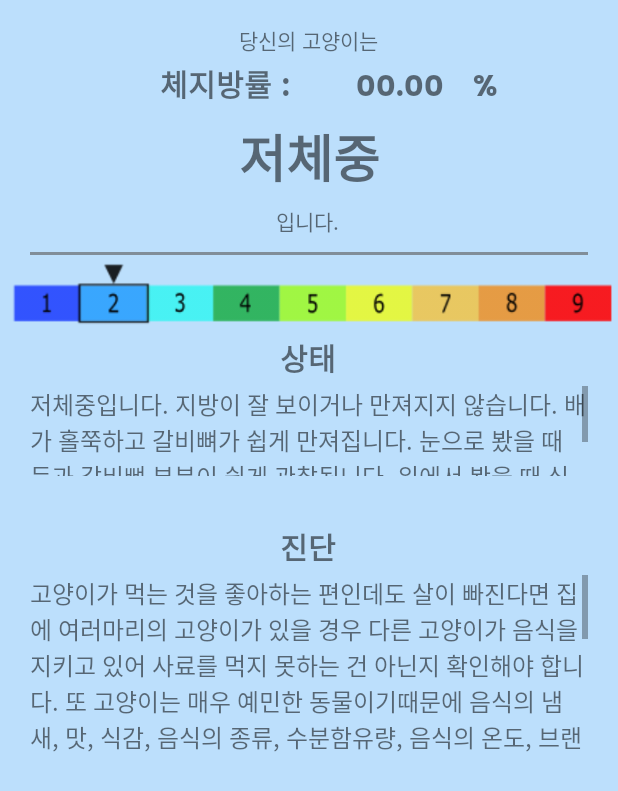
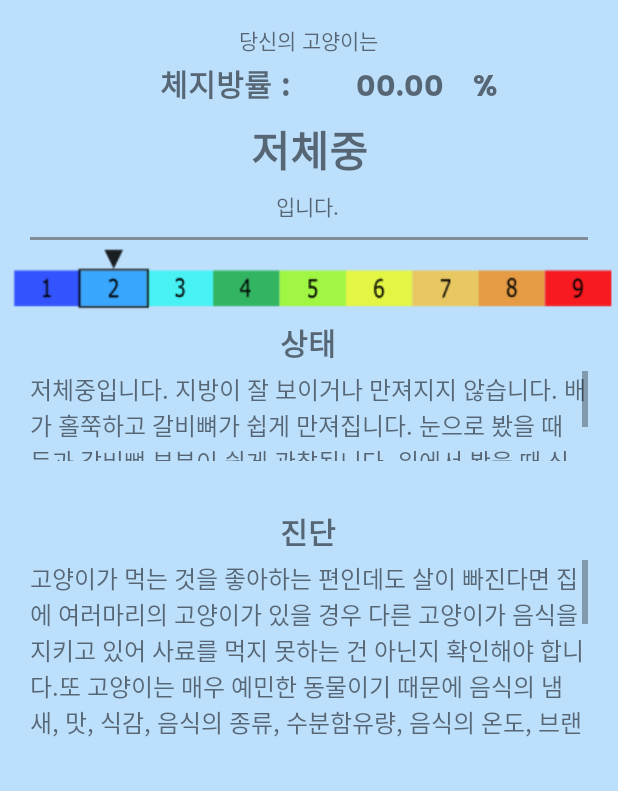
Before and after one commit to BIKMIM/Cat_Body, an Android app: the ResultActivity2 screen opened directly, with no data from a screen before it, on a phone screen of 412 x 824 dp. Shown: the top 791 px of the screen. Run offline under Robolectric (Android 15) with nearby library versions, the phone set to English and light mode, and no system bars; our stand-ins replace AdMob.

Commit message:
냥바디 v0.6 구글 플레이스토어에 출시 완료. v0.3때. 다국어 지원(영어) 스크립트 업데이트. 다국어 지원용 썸네일 수정 다크모드 일부 버그 수정

```diff
--- a/app/src/main/java/com/bikmim/cat_body/SplashActivity.kt
+++ b/app/src/main/java/com/bikmim/cat_body/SplashActivity.kt
@@ -25,15 +25,15 @@ class SplashActivity : AppCompatActivity() {
             val mDialogView = LayoutInflater.from(this).inflate(R.layout.readme, null)
             val mBuilder = AlertDialog.Builder(this)
                 .setView(mDialogView)
-                .setTitle("주의 사항")
+                .setTitle(R.string.warning)
             val intent = Intent(this, MainActivity::class.java)
 
             mBuilder.apply {
-                setPositiveButton("예",
+                setPositiveButton(R.string.readmeYes,
                     DialogInterface.OnClickListener { dialog, id ->
                         startActivity(intent)
                     })
-                setNegativeButton("아니오",
+                setNegativeButton(R.string.readmeNo,
                     DialogInterface.OnClickListener { dialog, id ->
                         // User cancelled the dialog
                     })
--- a/app/src/main/res/layout/activity_result1.xml
+++ b/app/src/main/res/layout/activity_result1.xml
@@ -72,7 +72,7 @@
         android:layout_marginTop="4dp"
         android:fontFamily="@font/poppins_bold"
         android:text="@string/SeverelyUnderweight"
-        android:textSize="34sp"
+        android:textSize="28sp"
         app:layout_constraintEnd_toEndOf="parent"
         app:layout_constraintStart_toStartOf="parent"
         app:layout_constraintTop_toBottomOf="@+id/tv1_fbmi" />
--- a/app/src/main/res/layout/activity_result2.xml
+++ b/app/src/main/res/layout/activity_result2.xml
@@ -74,7 +74,7 @@
         android:layout_marginTop="4dp"
         android:fontFamily="@font/poppins_bold"
         android:text="@string/Underweight"
-        android:textSize="34sp"
+        android:textSize="28sp"
         app:layout_constraintEnd_toEndOf="parent"
         app:layout_constraintStart_toStartOf="parent"
         app:layout_constraintTop_toBottomOf="@+id/tv2_fbmi" />
--- a/app/src/main/res/layout/activity_result3.xml
+++ b/app/src/main/res/layout/activity_result3.xml
@@ -73,7 +73,7 @@
         android:layout_marginTop="4dp"
         android:fontFamily="@font/poppins_bold"
         android:text="@string/TooThin"
-        android:textSize="34sp"
+        android:textSize="28sp"
         app:layout_constraintEnd_toEndOf="parent"
         app:layout_constraintStart_toStartOf="parent"
         app:layout_constraintTop_toBottomOf="@+id/tv3_fbmi" />
--- a/app/src/main/res/layout/activity_result4.xml
+++ b/app/src/main/res/layout/activity_result4.xml
@@ -73,7 +73,7 @@
         android:layout_marginTop="4dp"
         android:fontFamily="@font/poppins_bold"
         android:text="@string/Ideal"
-        android:textSize="34sp"
+        android:textSize="28sp"
         app:layout_constraintEnd_toEndOf="parent"
         app:layout_constraintStart_toStartOf="parent"
         app:layout_constraintTop_toBottomOf="@+id/tv4_fbmi" />
--- a/app/src/main/res/layout/activity_result5.xml
+++ b/app/src/main/res/layout/activity_result5.xml
@@ -73,7 +73,7 @@
         android:layout_marginTop="4dp"
         android:fontFamily="@font/poppins_bold"
         android:text="@string/Ideal"
-        android:textSize="34sp"
+        android:textSize="28sp"
         app:layout_constraintEnd_toEndOf="parent"
         app:layout_constraintStart_toStartOf="parent"
         app:layout_constraintTop_toBottomOf="@+id/tv5_fbmi" />
--- a/app/src/main/res/layout/activity_result6.xml
+++ b/app/src/main/res/layout/activity_result6.xml
@@ -73,7 +73,7 @@
         android:layout_marginTop="4dp"
         android:fontFamily="@font/poppins_bold"
         android:text="@string/AboveIdeal"
-        android:textSize="34sp"
+        android:textSize="28sp"
         app:layout_constraintEnd_toEndOf="parent"
         app:layout_constraintStart_toStartOf="parent"
         app:layout_constraintTop_toBottomOf="@+id/tv6_fbmi" />
--- a/app/src/main/res/layout/activity_result7.xml
+++ b/app/src/main/res/layout/activity_result7.xml
@@ -73,7 +73,7 @@
         android:layout_marginTop="4dp"
         android:fontFamily="@font/poppins_bold"
         android:text="@string/Overweight"
-        android:textSize="34sp"
+        android:textSize="28sp"
         app:layout_constraintEnd_toEndOf="parent"
         app:layout_constraintHorizontal_bias="0.497"
         app:layout_constraintStart_toStartOf="parent"
--- a/app/src/main/res/layout/activity_result8.xml
+++ b/app/src/main/res/layout/activity_result8.xml
@@ -74,7 +74,7 @@
         android:layout_marginTop="4dp"
         android:fontFamily="@font/poppins_bold"
         android:text="@string/Obese"
-        android:textSize="34sp"
+        android:textSize="28sp"
         app:layout_constraintEnd_toEndOf="parent"
         app:layout_constraintStart_toStartOf="parent"
         app:layout_constraintTop_toBottomOf="@+id/tv8_fbmi" />
--- a/app/src/main/res/layout/activity_result9.xml
+++ b/app/src/main/res/layout/activity_result9.xml
@@ -74,7 +74,7 @@
         android:layout_marginTop="4dp"
         android:fontFamily="@font/poppins_bold"
         android:text="@string/SeverelyObese"
-        android:textSize="34sp"
+        android:textSize="28sp"
         app:layout_constraintEnd_toEndOf="parent"
         app:layout_constraintStart_toStartOf="parent"
         app:layout_constraintTop_toBottomOf="@+id/tv9_fbmi" />
--- a/app/src/main/res/values-night/themes.xml
+++ b/app/src/main/res/values-night/themes.xml
@@ -3,6 +3,7 @@
     <style name="Theme.Cat_body" parent="Theme.MaterialComponents.DayNight.DarkActionBar">
         <!-- Primary brand color. -->
         <item name="windowNoTitle">true</item>
+        <item name="colorSurface">@color/Surface</item>
         <item name="colorPrimary">@color/Primary</item>
         <item name="colorPrimaryVariant">@color/PrimaryVariant</item>
         <item name="colorOnPrimary">@color/OnPrimary</item>
--- a/app/src/main/res/values/strings.xml
+++ b/app/src/main/res/values/strings.xml
@@ -5,7 +5,9 @@
     <string name="app_name">냥바디</string>
     <string name="main_measure_body_comment">몸둘레와 다리길이를 측정 해 주세요</string>
     <string name="body_measure">몸 둘레</string>
+    <string name="body_measure_text">몸둘레 측정</string>
     <string name="leg_measure">다리 길이</string>
+    <string name="leg_measure_text">다리길이 측정</string>
     <string name="centimeter">Cm</string>
     <string name="calculation">계산하기</string>
 
@@ -16,8 +18,12 @@
     <string name="bodyMeasureTooltipText">9번째 갈비뼈를 기준으로 몸둘레를 측정해야 정확하지만, 고양이가 서 있을 때 몸에서 가장 두꺼운 부분을 측정하셔도 괜찮습니다.</string>
     <string name="legMeasureTooltipText">무릎부터 뒷발목까지의 정강이뼈 길이를 측정해야 정확합니다. 고양이가 앉을 때 땅에 닿는 부분이 아닙니다. 만약 고양이가 자꾸 움직여서 측정하기 어려울 경우 옆으로 누워 있거나 잠잘 때 측정하면 편합니다. </string>
     <string name="readmeText">이후에 등장하는 모든 내용은 참고용으로만 사용하시고, 의학적인 최종 판단은 반드시 의사 또는 전문가와 상담하시기 바랍니다.</string>
+    <string name="warning">주의 사항</string>
     <string name="readmeYes">예</string>
     <string name="readmeNo">아니오</string>
+    <string name="fillBlank">값을 입력 해 주세요</string>
+    <string name="resultIs">결과는</string>
+
 
 
 
@@ -48,96 +54,30 @@
         눈으로 봤을 때 등과 갈비뼈 부분이 쉽게 관찰됩니다. 위에서 봤을 때 심하게 마른 느낌이 듭니다.</string>
     <string name="tv3_status_text">마른 상태입니다. 지방이 아주 약간 보이는 상태입니다. 배가 홀쭉하고 갈비뼈가 쉽게 만져집니다.
         눈으로 봤을 때 갈비뼈를 제외한 부분의 뼈는 잘 보이지 않습니다. 위에서 봤을 때 허리가 잘록합니다.</string>
-    <string name="tv4_status_text">균형이 잘 잡힌 이상적인 체중입니다. 배는 평평하고 약간의 지방이 있습니다.
-        손으로 만지면 갈비뼈가 느껴집니다. 위에서 봤을 때 허리의 위치가 확인됩니다.</string>
+    <string name="tv4_status_text">균형이 잘 잡힌 이상적인 체중입니다. 배는 평평하고 약간의 지방이 있습니다. 손으로 만지면 갈비뼈가 느껴집니다. 위에서 봤을 때 허리의 위치가 확인됩니다.</string>
     <string name="tv5_status_text">균형이 잘 잡힌 이상적인 체중입니다. 배에는 약간의 지방이 있어서 조금 아래로 내려와
         있지만 심하지 않습니다. 손으로 만지면 갈비뼈가 느껴집니다.위에서 봤을 때 허리의 위치가 확인됩니다.</string>
-    <string name="tv6_status_text">약간 통통하게 느껴지는 체중입니다. 조금 과도한 지방과 함께 힘들게 갈비뼈가 만져집니다.
-        배는 지방이 많아서 아래로 어느정도 내려와 있습니다. 위에서 봤을 때 허리의 굴곡이 없습니다.</string>
-    <string name="tv7_status_text">과체중입니다. 지방이 두꺼워서 갈비뼈를 만지기가 힘듭니다. 배는 지방이 많아서 아래로 많이
-        내려와 있습니다. 위에서 봤을 때 허리부분이 둥글게 나와 있습니다.  </string>
-    <string name="tv8_status_text">비만입니다. 지방이 많이 쌓여서 더이상 갈비뼈는 만져지지 않습니다. 배에 지방이 과도하게 많아서
-        아래로 심하게 내려와 있고 걸을 때 출렁입니다. 위에서 봤을 때 허리부분이 많이 둥글게 나와 있습니다. </string>
-    <string name="tv9_status_text">심각한 비만입니다. 지방이 심각하게 쌓여서 갈비뼈가 전혀 만져지지 않습니다. 배에 지방이 과도하게
-        많아서 아래로 심하게 내려와 있고 걸을 때 바닥에 닿기도 합니다. 허리부분은 지방이 많이 쌓여 단단하고 둥글게 튀어 나와 있습니다.
-        얼굴에도 살이 찝니다.</string>
+    <string name="tv6_status_text">약간 통통하게 느껴지는 체중입니다. 조금 과도한 지방과 함께 힘들게 갈비뼈가 만져집니다. 배는 지방이 많아서 아래로 어느정도 내려와 있습니다. 위에서 봤을 때 허리의 굴곡이 없습니다.</string>
+    <string name="tv7_status_text">과체중입니다. 지방이 두꺼워서 갈비뼈를 만지기가 힘듭니다. 배는 지방이 많아서 아래로 많이 내려와 있습니다. 위에서 봤을 때 허리부분이 둥글게 나와 있습니다. </string>
+    <string name="tv8_status_text">비만입니다. 지방이 많이 쌓여서 더이상 갈비뼈는 만져지지 않습니다. 배에 지방이 과도하게 많아서 아래로 심하게 내려와 있고 걸을 때 출렁입니다. 위에서 봤을 때 허리부분이 많이 둥글게 나와 있습니다.</string>
+    <string name="tv9_status_text">심각한 비만입니다. 지방이 심각하게 쌓여서 갈비뼈가 전혀 만져지지 않습니다. 배에 지방이 과도하게 많아서 아래로 심하게 내려와 있고 걸을 때 바닥에 닿기도 합니다. 허리부분은 지방이 많이 쌓여 단단하고 둥글게 튀어 나와 있습니다. 얼굴에도 살이 찝니다.</string>
+
 
     <string name="Diagnosis">진단</string>
 
     <string name="tv1_diag_text">
-        많은 사람들이 고양이가 살찌는 것을 걱정하지만, 의도하지 않은 체중 감소도 심각한 문제가 될 수 있습니다.
-        고양이의 체중 감소 원인에 따라 식욕이 감소하거나 완전히 음식을 먹지 않을 수도 있습니다.
-        음식을 거부하는 거식증에 걸린 고양이는 간 지질증 또는 지방간이 발생할 수 있으며 건강에 매우 위험합니다.
-        하지만 고양이가 정상적인 양의 음식을 먹더라도 체중이 줄어들기도 합니다.
-        질병으로 인한 고양이의 체중 감소의 원인 중 하나는 당뇨병입니다.
-        당뇨병에 걸린 고양이는 식욕이 떨어지고 물을 과도하게 마시므로 평소보다 더 많은 소변을 봅니다.
-        아니면 고양이가 평소보다 더 많이 음식을 먹는 것을 관찰했지만 여전히 체중이 줄고 있다면 갑상선 기능 항진증일 수 있습니다.
-        갑상선 호르몬 수치를 증가시키는 갑상선의 양성 호르몬 생성 종양은 갑상선 기능 항진증을 유발할 것입니다.
-        나이가 10살 이상인 고양이는 갑상선 기능 항진증이 발병하기 쉽습니다.
-        또한 나이 든 고양이의 경우 집사님들이 생각하는 것보다 암에 걸리는 경우가 많이 있습니다.
-        나이 든 고양이의 약 30%가 암으로 사망한다는 연구결과도 있습니다.
-        암에 걸린 고양이가 저체중이 되는 것은 흔한 원인입니다.
-        이런저런 관찰만으로 고양이가 살이 빠지는 원인을 발견할 수 없다면, 고양이가 병에 걸렸을지도 모른다는 생각을 해야 합니다.
-        고양이는 강아지와는 다르게 아픈 것을 참고 숨기는 경향이 있습니다.
-        질병이 의심되는 경우 반드시 수의사를 방문해야 합니다.
+        많은 사람들이 고양이가 살찌는 것을 걱정하지만, 의도하지 않은 체중 감소도 심각한 문제가 될 수 있습니다. 고양이의 체중 감소 원인에 따라 식욕이 감소하거나 완전히 음식을 먹지 않을 수도 있습니다.음식을 거부하는 거식증에 걸린 고양이는 간 지질증 또는 지방간이 발생할 수 있으며 건강에 매우 위험합니다.하지만 고양이가 정상적인 양의 음식을 먹더라도 체중이 줄어들기도 합니다.질병으로 인한 고양이의 체중 감소의 원인 중 하나는 당뇨병입니다.당뇨병에 걸린 고양이는 식욕이 떨어지고 물을 과도하게 마시므로 평소보다 더 많은 소변을 봅니다.아니면 고양이가 평소보다 더 많이 음식을 먹는 것을 관찰했지만 여전히 체중이 줄고 있다면 갑상선 기능 항진증일 수 있습니다.갑상선 호르몬 수치를 증가시키는 갑상선의 양성 호르몬 생성 종양은 갑상선 기능 항진증을 유발할 것입니다.나이가 10살 이상인 고양이는 갑상선 기능 항진증이 발병하기 쉽습니다.또한 나이 든 고양이의 경우 집사님들이 생각하는 것보다 암에 걸리는 경우가 많이 있습니다.나이 든 고양이의 약 30%가 암으로 사망한다는 연구결과도 있습니다.암에 걸린 고양이가 저체중이 되는 것은 흔한 원인입니다.이런저런 관찰만으로 고양이가 살이 빠지는 원인을 발견할 수 없다면, 고양이가 병에 걸렸을지도 모른다는 생각을 해야 합니다.고양이는 강아지와는 다르게 아픈 것을 참고 숨기는 경향이 있습니다.질병이 의심되는 경우 반드시 수의사를 방문해야 합니다.
     </string>
     <string name="tv2_diag_text">
-        고양이가 먹는 것을 좋아하는 편인데도 살이 빠진다면 집에 여러마리의 고양이가 있을 경우 다른 고양이가 음식을 지키고 있어
-        사료를 먹지 못하는 건 아닌지 확인해야 합니다.
-        또 고양이는 매우 예민한 동물이기때문에 음식의 냄새, 맛, 식감, 음식의 종류, 수분함유량, 음식의 온도, 브랜드,
-        밥그릇의 위치나 주변에 화장실 또는 물그릇이 얼마나 가까운지 등 여러가지 이유로 인해 음식을 잘 먹지 않기도 합니다.
-        하지만 단순히 마른 정도가 아닌 저체중일 경우 질병의 가능성을 염두에 두어야 합니다.
-        치아흡수병변, 구내염, 충치, 구강 내 출혈, 통증, 상처, 골절 등 복합적인 구강질환으로 인해 음식을 제대로 먹지
-        못하는 것은 아닌지 확인이 필요합니다.
-        설명할 수 없는 체중 감소는 질병의 징후일 수 있습니다.
-        질병이 의심되는 경우 반드시 수의사를 방문해야 합니다.
+        고양이가 먹는 것을 좋아하는 편인데도 살이 빠진다면 집에 여러마리의 고양이가 있을 경우 다른 고양이가 음식을 지키고 있어 사료를 먹지 못하는 건 아닌지 확인해야 합니다.또 고양이는 매우 예민한 동물이기 때문에 음식의 냄새, 맛, 식감, 음식의 종류, 수분함유량, 음식의 온도, 브랜드, 밥그릇의 위치나 주변에 화장실 또는 물그릇이 얼마나 가까운지 등 여러가지 이유로 인해 음식을 잘 먹지 않기도 합니다.하지만 단순히 마른 정도가 아닌 저체중일 경우 질병의 가능성을 염두에 두어야 합니다.치아흡수병변, 구내염, 충치, 구강 내 출혈, 통증, 상처, 골절 등 복합적인 구강질환으로 인해 음식을 제대로 먹지못하는 것은 아닌지 확인이 필요합니다.설명할 수 없는 체중 감소는 질병의 징후일 수 있습니다.질병이 의심되는 경우 반드시 수의사를 방문해야 합니다.
 </string>
-    <string name="tv3_diag_text">마른 고양이의 두 가지 주요 원인은 음식을 충분히 섭취하지 않거나
-        섭취하는 양보다 더 많은 칼로리를 소비하는 것입니다.
-        불안, 스트레스 등 심리적으로 압박을 받는 반려묘는 음식을 잘 먹지 않아서 체중이 감소할 수 있습니다.
-        고양이는 예민한 동물이어서 다른 고양이, 집의 이사, 낯선 사람의 방문, 과도한 소음, 낯선 냄새, 거울, 밥그릇, 물그릇, 화장실의 위치,
-        지저분한 집, 변화된 집사의 퇴근시간까지 모든 사소한 것들에 스트레스를 받을 수 있습니다.
-        고양이는 규칙적인 일정에 따라 하루를 보내는 것을 좋아하고 어떤 변화라도 스트레스로 다가옵니다.
-        또는 너무 활동적인 고양이의 경우 입맛에 맞게 사료를 바꾸거나 사료의 양을 늘려서 체중 조절에 신경 써 주세요. </string>
-    <string name="tv4_diag_text">고양이가 현재 건강한 체중 상태 입니다. 행복한 고양이가 체중을 지금처럼 안정적으로 유지하기 위해
-        규칙적인 운동과 좋은 식사 습관을 계속 유지 해 주세요.</string>
-    <string name="tv5_diag_text">고양이가 현재 건강한 체중 상태 입니다. 행복한 고양이가 체중을 지금처럼 안정적으로 유지하기 위해
-        규칙적인 운동과 좋은 식사 습관을 계속 유지 해 주세요.</string>
-    <string name="tv6_diag_text">고양이가 약간 통통한 상태입니다. 체중이 계속 증가한다면 과체중이 되어 관절염, 심장병, 당뇨등의 질환이 발생할 수
-        있으므로 지금부터 관리하는 것이 중요합니다.고양이는 산책을 할 수 없기 때문에 실내에서 장난감으로 많이 놀아주고, 캣 타워를 이용하여 운동을
-        시켜주는 것이 좋습니다. 간식을 줄이는 것도 좋은 방법입니다.</string>
-    <string name="tv7_diag_text">고양이가 현재 과체중인 상태입니다. 건강관리의 기본은 사료량을 조절하는 방법입니다.
-        중성화를 했다면 살이 쉽게 찌기때문에 체중 조절을 위해 사료를 다이어트 사료로 바꾸어 주면 체중관리에 도움을 줄 수 있습니다.
-        고단백, 저탄수화물, 저지방의 사료를 섭취하게 되면 건강을 해치지 않고 체형을 조절할 수 있게 됩니다.
-        사람과 마찬가지로 비만은 여러가지 질병의 원인이 될 수 있기 때문에 체중조절이 필요합니다.
-        자율급식보다는 제한급식을 하는편이 좋고 고양이가 원할 때마다 원하는 만큼 사료를 먹는 것은 좋지 않습니다.
-        활동량이 부족한 고양이라면 집사님들이 충분히 시간을 들여서 함께 놀아주는 것도 좋은 방법입니다.
-        캣타워나, 캣휠, 다양한 장난감을 이용해서 질리지 않게 충분히 놀아주세요.
-        </string>
-    <string name="tv8_diag_text">고양이가 현재 비만인 상태입니다. 현재 사료 외에 간식을 많이 주고 있다면 간식도 줄여야 합니다.
-        간식은 적은 양일지라도 칼로리가 높습니다. 간식을 끊기 힘들다면 서서히 줄여가는 것이 좋습니다.
-        고양이의 비만은 고양이의 수명을 단축시키고 질병에 걸릴 가능성을 높입니다.
-        매일 봐와서 문제가 없는 수준이라고 생각할지 모르지만 이상적인 체중의 고양이에 비해서
-        과체중이거나 비만인 고양이는 8~12세에서 사망률이 2.8배나 증가하는 것으로 나타났습니다.
-        하지만 급격하게 살을 빼기 위해 음식 섭취를 과도하게 제한하면 지방간이 발생할 수 있습니다.
-        지방간은 길고양이들이나 유기묘들에게 많이 발생되는 질병인 만큼 위험하기 때문에 무조건 굶어서 다이어트를 하지 말고 가능한 빨리
-        수의사와 상담하고 고양이를 검사하여 식이조절 및 적절한 체중 감량 프로그램 실행하는 것이 좋습니다.
-    </string>
-    <string name="tv9_diag_text">고양이가 현재 매우 심각한 비만인 상태입니다. 고양이의 과체중은 놀이 시간의 감소와 우울증으로 이어질 수 있습니다.
-        심지어 건강한 체중의 고양이와 비교시, 당신의 반려묘의 기대 수명 또한 심각하게 짧아질 수 있습니다.
-        고양이가 비만일 경우 다리 관절이 몸무게를 견디지 못해 퇴행성 관절염이 발생할 수 있고, 당뇨병, 췌장염, 호흡기 질환 등을
-        야기할 수 있습니다.
-        에너지 불균형이 발생하면 갑상선기능저하증, 부신피질기능항진증, 당뇨병 등 심각한 질환이 발생할 가능성도 높아집니다.
-        특히 고양이가 한마리 이상 있는 가정에서는 비만 고양이의 식단을 관리하는 것이 어려울 수 있습니다.
-        일부 고양이는 다른 고양이가 남긴 음식을 먹을 수 있기 때문입니다.
-        또 어떤 고양이는 다른 고양이와 함께 생활하는 것에서 스트레스를 받아서 과식할 수도 있습니다.
-        다른 방에서 먹이를 주는 것이 도움이 될 수도 있습니다.
-        급격하게 살을 빼기 위해 음식 섭취를 제대로 하지 못하면 지방간이 발생할 수 있습니다.
-        심하게 과체중인 고양이가 이상적인 신체 상태에 도달하는 데 최대 1년이 걸릴 수 있습니다.
-        매일 보는 내 고양이의 변화는 눈치채기 어렵기때문에 정기적으로 체중이나 체지방율을 측정하는 것이 좋습니다.
-        특히 심각한 비만인 고양이는 무리한 운동이나 무리한 식단조절보다는 건강진단부터 비만의 원인, 식단 조절까지 도움을 줄 수 있는
-        수의사 상담을 먼저 받는 것이 좋습니다.
-        수의사에게 고양이의 건강상태를 확인 후, 무리한 식단조절이 아닌 적절한 영양공급과 운동으로 건강관리에 성공할 수 있습니다.
-        </string>
+    <string name="tv3_diag_text">마른 고양이의 두 가지 주요 원인은 음식을 충분히 섭취하지 않거나 섭취하는 양보다 더 많은 칼로리를 소비하는 것입니다. 불안, 스트레스 등 심리적으로 압박을 받는 반려묘는 음식을 잘 먹지 않아서 체중이 감소할 수 있습니다. 고양이는 예민한 동물이어서 다른 고양이, 집의 이사, 낯선 사람의 방문, 과도한 소음, 낯선 냄새, 거울, 밥그릇, 물그릇, 화장실의 위치, 지저분한 집, 변화된 집사의 퇴근시간까지 모든 사소한 것들에 스트레스를 받을 수 있습니다. 고양이는 규칙적인 일정에 따라 하루를 보내는 것을 좋아하고 어떤 변화라도 스트레스로 다가옵니다. 또는 너무 활동적인 고양이의 경우 입맛에 맞게 사료를 바꾸거나 사료의 양을 늘려서 체중 조절에 신경 써 주세요. </string>
+    <string name="tv4_diag_text">고양이가 현재 건강한 체중 상태 입니다. 행복한 고양이가 체중을 지금처럼 안정적으로 유지하기 위해 규칙적인 운동과 좋은 식사 습관을 계속 유지 해 주세요.</string>
+    <string name="tv5_diag_text">고양이가 현재 건강한 체중 상태 입니다. 행복한 고양이가 체중을 지금처럼 안정적으로 유지하기 위해 규칙적인 운동과 좋은 식사 습관을 계속 유지 해 주세요.</string>
+    <string name="tv6_diag_text">고양이가 약간 통통한 상태입니다. 체중이 계속 증가한다면 과체중이 되어 관절염, 심장병, 당뇨등의 질환이 발생할 수 있으므로 지금부터 관리하는 것이 중요합니다.고양이는 산책을 할 수 없기 때문에 실내에서 장난감으로 많이 놀아주고, 캣 타워를 이용하여 운동을 시켜주는 것이 좋습니다. 간식을 줄이는 것도 좋은 방법입니다.</string>
+    <string name="tv7_diag_text">고양이가 현재 과체중인 상태입니다. 건강관리의 기본은 사료량을 조절하는 방법입니다. 중성화를 했다면 살이 쉽게 찌기때문에 체중 조절을 위해 사료를 다이어트 사료로 바꾸어 주면 체중관리에 도움을 줄 수 있습니다. 고단백, 저탄수화물, 저지방의 사료를 섭취하게 되면 건강을 해치지 않고 체형을 조절할 수 있게 됩니다. 사람과 마찬가지로 비만은 여러가지 질병의 원인이 될 수 있기 때문에 체중조절이 필요합니다. 자율급식보다는 제한급식을 하는편이 좋고 고양이가 원할 때마다 원하는 만큼 사료를 먹는 것은 좋지 않습니다. 활동량이 부족한 고양이라면 집사님들이 충분히 시간을 들여서 함께 놀아주는 것도 좋은 방법입니다. 캣타워나, 캣휠, 다양한 장난감을 이용해서 질리지 않게 충분히 놀아주세요.</string>
+    <string name="tv8_diag_text">고양이가 현재 비만인 상태입니다. 현재 사료 외에 간식을 많이 주고 있다면 간식도 줄여야 합니다. 간식은 적은 양일지라도 칼로리가 높습니다. 간식을 끊기 힘들다면 서서히 줄여가는 것이 좋습니다. 고양이의 비만은 고양이의 수명을 단축시키고 질병에 걸릴 가능성을 높입니다. 매일 봐와서 문제가 없는 수준이라고 생각할지 모르지만 이상적인 체중의 고양이에 비해서 과체중이거나 비만인 고양이는 8~12세에서 사망률이 2.8배나 증가하는 것으로 나타났습니다. 하지만 급격하게 살을 빼기 위해 음식 섭취를 과도하게 제한하면 지방간이 발생할 수 있습니다. 지방간은 길고양이들이나 유기묘들에게 많이 발생되는 질병인 만큼 위험하기 때문에 무조건 굶어서 다이어트를 하지 말고 가능한 빨리 수의사와 상담하고 고양이를 검사하여 식이조절 및 적절한 체중 감량 프로그램 실행하는 것이 좋습니다. </string>
+    <string name="tv9_diag_text">고양이가 현재 매우 심각한 비만인 상태입니다. 고양이의 과체중은 놀이 시간의 감소와 우울증으로 이어질 수 있습니다. 심지어 건강한 체중의 고양이와 비교시, 당신의 반려묘의 기대 수명 또한 심각하게 짧아질 수 있습니다. 고양이가 비만일 경우 다리 관절이 몸무게를 견디지 못해 퇴행성 관절염이 발생할 수 있고, 당뇨병, 췌장염, 호흡기 질환 등을 야기할 수 있습니다. 에너지 불균형이 발생하면 갑상선기능저하증, 부신피질기능항진증, 당뇨병 등 심각한 질환이 발생할 가능성도 높아집니다. 특히 고양이가 한마리 이상 있는 가정에서는 비만 고양이의 식단을 관리하는 것이 어려울 수 있습니다. 일부 고양이는 다른 고양이가 남긴 음식을 먹을 수 있기 때문입니다. 또 어떤 고양이는 다른 고양이와 함께 생활하는 것에서 스트레스를 받아서 과식할 수도 있습니다. 다른 방에서 먹이를 주는 것이 도움이 될 수도 있습니다. 급격하게 살을 빼기 위해 음식 섭취를 제대로 하지 못하면 지방간이 발생할 수 있습니다. 심하게 과체중인 고양이가 이상적인 신체 상태에 도달하는 데 최대 1년이 걸릴 수 있습니다. 매일 보는 내 고양이의 변화는 눈치채기 어렵기때문에 정기적으로 체중이나 체지방율을 측정하는 것이 좋습니다. 특히 심각한 비만인 고양이는 무리한 운동이나 무리한 식단조절보다는 건강진단부터 비만의 원인, 식단 조절까지 도움을 줄 수 있는 수의사 상담을 먼저 받는 것이 좋습니다. 수의사에게 고양이의 건강상태를 확인 후, 무리한 식단조절이 아닌 적절한 영양공급과 운동으로 건강관리에 성공할 수 있습니다. </string>
+
 
 </resources>
--- a/app/src/main/res/values/themes.xml
+++ b/app/src/main/res/values/themes.xml
@@ -3,6 +3,7 @@
     <style name="Theme.Cat_body" parent="Theme.MaterialComponents.DayNight.DarkActionBar">
         <!-- Primary brand color. -->
         <item name="windowNoTitle">true</item>
+        <item name="colorSurface">#9EDCE4</item>
         <item name="colorPrimary">@color/Primary</item>
         <item name="colorPrimaryVariant">@color/PrimaryVariant</item>
         <item name="colorOnPrimary">@color/OnPrimary</item>
```
Also changed, not shown: app/build.gradle (+8 -1 lines), app/src/main/java/com/bikmim/cat_body/MainActivity.kt (+5 -5 lines), 1 other file.
